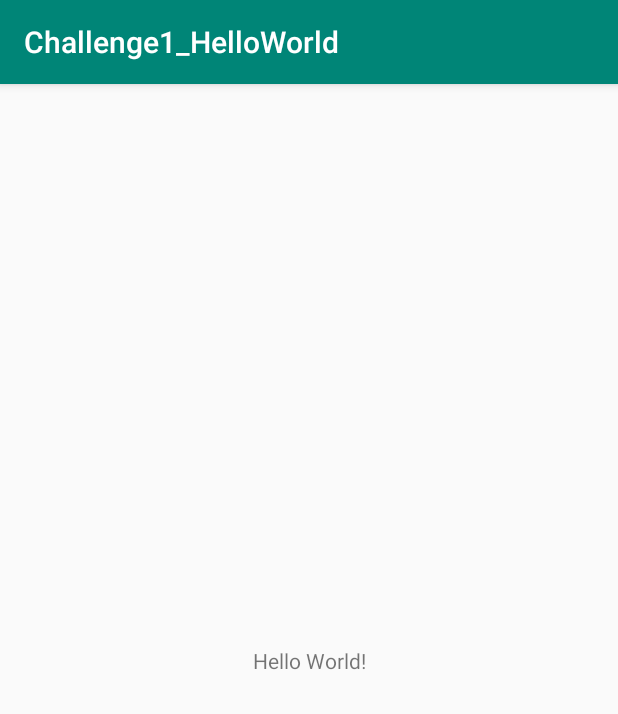
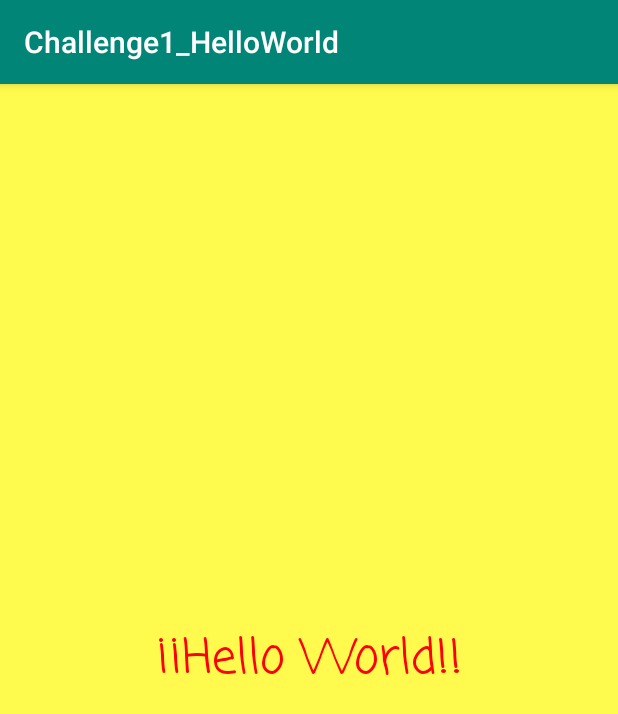
Before and after one commit to mamurciac/MobileApplicationsChallengesIncomplete, an Android app: the screen it shows after launch (MainActivity), on a phone screen of 412 x 824 dp. Shown: the top 714 px of the screen. Run offline under Robolectric (Android 15) with nearby library versions, the phone set to English and light mode, and no system bars.

Commit message:
Style Improvement

```diff
--- a/Challenge1_HelloWorld/app/src/main/java/mamurciac/unal/edu/co/challenge1_helloworld/MainActivity.java
+++ b/Challenge1_HelloWorld/app/src/main/java/mamurciac/unal/edu/co/challenge1_helloworld/MainActivity.java
@@ -3,10 +3,10 @@ package mamurciac.unal.edu.co.challenge1_helloworld;
 import android.support.v7.app.AppCompatActivity;
 import android.os.Bundle;
 
-public class MainActivity extends AppCompatActivity {
+public class MainActivity extends AppCompatActivity{
 
     @Override
-    protected void onCreate(Bundle savedInstanceState) {
+    protected void onCreate(Bundle savedInstanceState){
         super.onCreate(savedInstanceState);
         setContentView(R.layout.activity_main);
     }
--- a/Challenge1_HelloWorld/app/src/main/res/layout/activity_main.xml
+++ b/Challenge1_HelloWorld/app/src/main/res/layout/activity_main.xml
@@ -1,18 +1,23 @@
 <?xml version="1.0" encoding="utf-8"?>
-<android.support.constraint.ConstraintLayout xmlns:android="http://schemas.android.com/apk/res/android"
+<android.support.constraint.ConstraintLayout
+    xmlns:android="http://schemas.android.com/apk/res/android"
     xmlns:app="http://schemas.android.com/apk/res-auto"
     xmlns:tools="http://schemas.android.com/tools"
     android:layout_width="match_parent"
     android:layout_height="match_parent"
+    android:background="#FFFA4D"
     tools:context=".MainActivity">
 
     <TextView
         android:layout_width="wrap_content"
         android:layout_height="wrap_content"
-        android:text="Hello World!"
+        android:text="¡¡Hello World!!"
+        android:textColor="#FF0000"
+        android:textSize="32sp"
+        android:textStyle="normal"
+        app:fontFamily="casual"
         app:layout_constraintBottom_toBottomOf="parent"
         app:layout_constraintLeft_toLeftOf="parent"
         app:layout_constraintRight_toRightOf="parent"
-        app:layout_constraintTop_toTopOf="parent" />
-
+        app:layout_constraintTop_toTopOf="parent"/>
 </android.support.constraint.ConstraintLayout>
```
